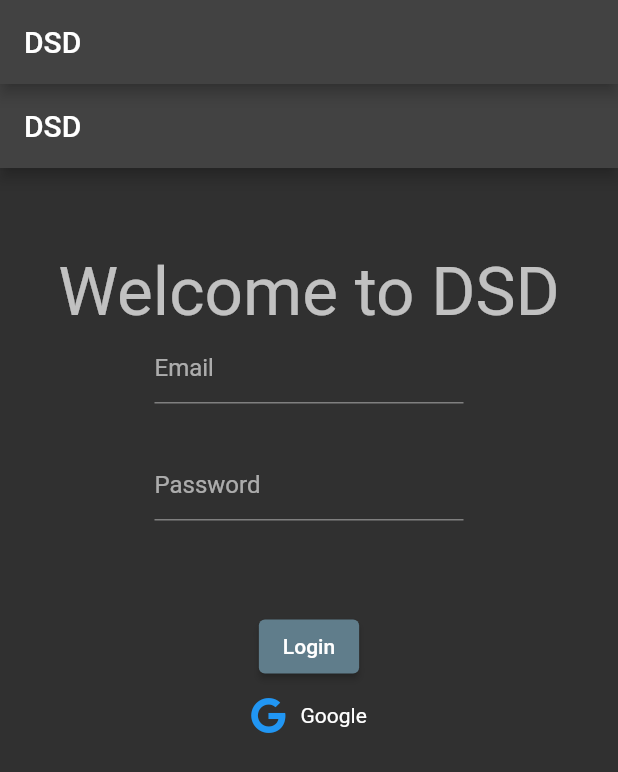
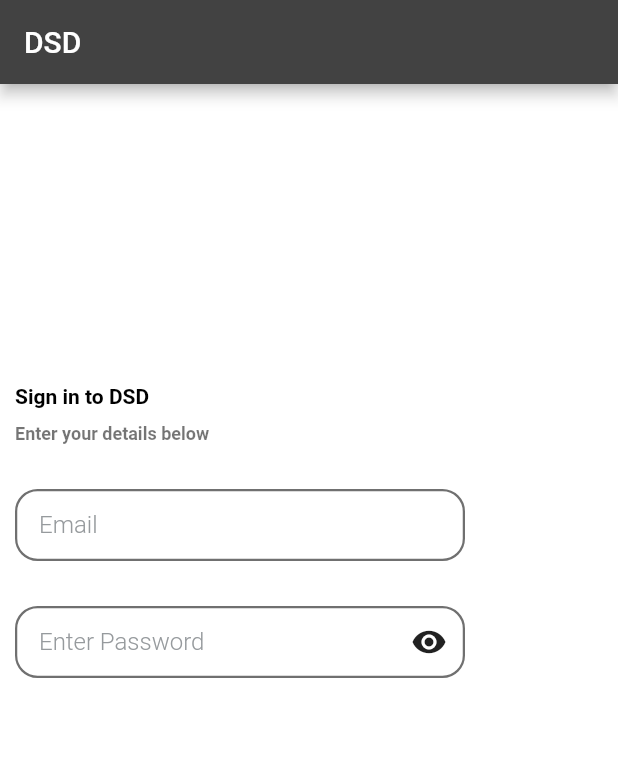
Before and after one commit to naiadsd/dsdf, a Flutter app: the screen it shows after launch, on a phone screen of 412 x 824 dp. Shown: the top 772 px of the screen. Run offline on Flutter 3.47's test engine with Material 2 defaults, Android fonts, the phone set to English and light mode, and no system bars; our stand-ins replace firebase_auth, firebase_core, font_awesome_flutter, google_sign_in, hooks_riverpod; accounts and stored records are empty.

Commit message:
added login screen

```diff
--- a/lib/main.dart
+++ b/lib/main.dart
@@ -8,6 +8,7 @@ import 'package:dsd/views/home.dart';
 import 'package:dsd/views/lists/cusotmers.dart';
 import 'package:dsd/views/lists/items.dart';
 import 'package:dsd/views/login/login_view.dart';
+import 'package:dsd/views/login/signin.dart';
 import 'package:flutter/material.dart';
 
 import 'package:firebase_core/firebase_core.dart';
@@ -52,7 +53,7 @@ class App extends ConsumerWidget {
           if (isloggedin) {
             return const Home();
           } else {
-            return const LoginView();
+            return const Sign();
           }
         })),
       ),
@@ -76,7 +77,7 @@ class MyApp extends ConsumerWidget {
         brightness: Brightness.light,
         primarySwatch: Colors.blue,
       ),
-      themeMode: ThemeMode.dark,
+      themeMode: ThemeMode.light,
       debugShowCheckedModeBanner: false,
 
       home: Consumer(builder: (
--- a/lib/views/login/loginEmail.dart
+++ b/lib/views/login/loginEmail.dart
@@ -14,7 +14,11 @@ class LoginEmail extends StatelessWidget {
       width: MediaQuery.of(context).size.width / 2,
       child: TextField(
         controller: emailController,
-        decoration: const InputDecoration(hintText: 'Email'),
+        decoration: const InputDecoration(
+            border: OutlineInputBorder(),
+            hintText: 'Email',
+            labelStyle:
+                TextStyle(color: Colors.black, fontWeight: FontWeight.bold)),
       ),
     );
   }
--- /dev/null
+++ b/lib/views/login/signin.dart
@@ -0,0 +1,113 @@
+import 'package:dsd/views/login/loginEmail.dart';
+import 'package:dsd/views/login/login_password.dart';
+import 'package:dsd/views/widgets/dsdinputfield.dart';
+import 'package:flutter/cupertino.dart';
+import 'package:flutter/material.dart';
+import 'package:flutter/src/foundation/key.dart';
+import 'package:flutter/src/widgets/framework.dart';
+
+class Sign extends StatefulWidget {
+  const Sign({Key? key}) : super(key: key);
+
+  @override
+  State<Sign> createState() => _SignState();
+}
+
+class _SignState extends State<Sign> {
+  @override
+  Widget build(BuildContext context) {
+    final TextEditingController emailController = TextEditingController();
+
+    final TextEditingController passwordController = TextEditingController();
+    final size = MediaQuery.of(context).size;
+    String email;
+    bool visiblePassword = false;
+    String password;
+    return Container(
+      width: size.width,
+      height: size.height,
+      padding: EdgeInsets.only(left: 10),
+      decoration: BoxDecoration(
+        color: Colors.white,
+      ),
+      child: SingleChildScrollView(
+        child: Column(
+          crossAxisAlignment: CrossAxisAlignment.start,
+          children: [
+            const SizedBox(
+              height: 200,
+            ),
+            const Text(
+              'Sign in to DSD',
+              style: TextStyle(
+                  color: Colors.black,
+                  fontSize: 14,
+                  fontWeight: FontWeight.bold),
+            ),
+            const SizedBox(
+              height: 10,
+            ),
+            const Text(
+              'Enter your details below',
+              style: TextStyle(
+                color: Colors.black54,
+                fontSize: 12,
+                fontWeight: FontWeight.w600,
+              ),
+            ),
+            const SizedBox(
+              height: 30,
+            ),
+            SizedBox(
+              width: 300,
+              child: DSDInputText(
+                  onChanged: (val) {
+                    setState(() {
+                      email = val.toString();
+                    });
+                  },
+                  hintText: 'Email'),
+            ),
+            const SizedBox(
+              height: 30,
+            ),
+            SizedBox(
+              width: 300,
+              child: DSDInputText(
+                obscureText: !visiblePassword,
+                hintText: 'Enter Password',
+                textInputAction: TextInputAction.done,
+                keyboardType: TextInputType.visiblePassword,
+                onChanged: (val) {
+                  setState(() {
+                    password = val.toString();
+                  });
+                },
+                validator: (password) {
+                  if (password == null || password.isEmpty) {
+                    return "Empty password";
+                  }
+                  return null;
+                },
+                suffixIcon: InkWell(
+                  onTap: () {
+                    setState(() {
+                      visiblePassword = !visiblePassword;
+                    });
+                  },
+                  child: Icon(
+                    visiblePassword ? Icons.visibility_off : Icons.visibility,
+                    color: Theme.of(context).primaryColor,
+                  ),
+                ),
+              ),
+            ),
+            const SizedBox(
+              height: 30,
+            ),
+          ],
+        ),
+      ),
+    );
+  }
+}
--- /dev/null
+++ b/lib/views/widgets/dsdinputfield.dart
@@ -0,0 +1,65 @@
+import 'package:flutter/cupertino.dart';
+import 'package:flutter/material.dart';
+import 'package:flutter/src/foundation/key.dart';
+import 'package:flutter/src/widgets/framework.dart';
+
+class DSDInputText extends StatelessWidget {
+  const DSDInputText({
+    required this.onChanged,
+    required this.hintText,
+    this.validator,
+    this.obscureText = false,
+    this.keyboardType,
+    this.suffixIcon,
+    this.textInputAction,
+  });
+
+  final Function(String?) onChanged;
+  final String? Function(String?)? validator;
+  final String hintText;
+  final bool obscureText;
+  final TextInputType? keyboardType;
+  final Widget? suffixIcon;
+  final TextInputAction? textInputAction;
+  @override
+  Widget build(BuildContext context) {
+    return TextFormField(
+      obscureText: obscureText,
+      validator: validator,
+      onChanged: onChanged,
+      keyboardType: keyboardType ?? TextInputType.text,
+      textInputAction: textInputAction,
+      decoration: InputDecoration(
+        suffixIcon: suffixIcon,
+        contentPadding: const EdgeInsets.fromLTRB(16, 0, 0, 0),
+        hintText: hintText,
+        //   fillColor: Theme.of(context).backgroundColor,
+        filled: true,
+        errorStyle: const TextStyle(height: 0, color: Colors.transparent),
+        hintStyle: const TextStyle(
+          fontSize: 16,
+          color: Color(0xFF969A9D),
+          fontWeight: FontWeight.w300,
+        ),
+
+        border: OutlineInputBorder(
+            borderRadius: BorderRadius.circular(15),
+            borderSide: const BorderSide(color: Color(0xFF707070), width: 1.5)),
+        enabledBorder: OutlineInputBorder(
+            borderRadius: BorderRadius.circular(15),
+            borderSide: const BorderSide(color: Color(0xFF707070), width: 1.5)),
+        focusedBorder: OutlineInputBorder(
+            borderRadius: BorderRadius.circular(15),
+            borderSide: const BorderSide(color: Color(0xFF707070), width: 1.5)),
+        errorBorder: OutlineInputBorder(
+          borderRadius: BorderRadius.circular(15),
+          borderSide: const BorderSide(color: Colors.red, width: 1.5),
+        ),
+      ),
+      style: const TextStyle(
+        fontSize: 16,
+        color: Color(0xFF3C3C43),
+      ),
+    );
+  }
+}
--- a/pubspec.yaml
+++ b/pubspec.yaml
@@ -39,6 +39,7 @@ dependencies:
   firebase_auth: ^4.1.3
   font_awesome_flutter: ^10.2.1
   google_sign_in: ^5.4.2
+  email_validator: ^2.1.17
 dev_dependencies:
   flutter_test:
     sdk: flutter
```
Also changed, not shown: pubspec.lock.
